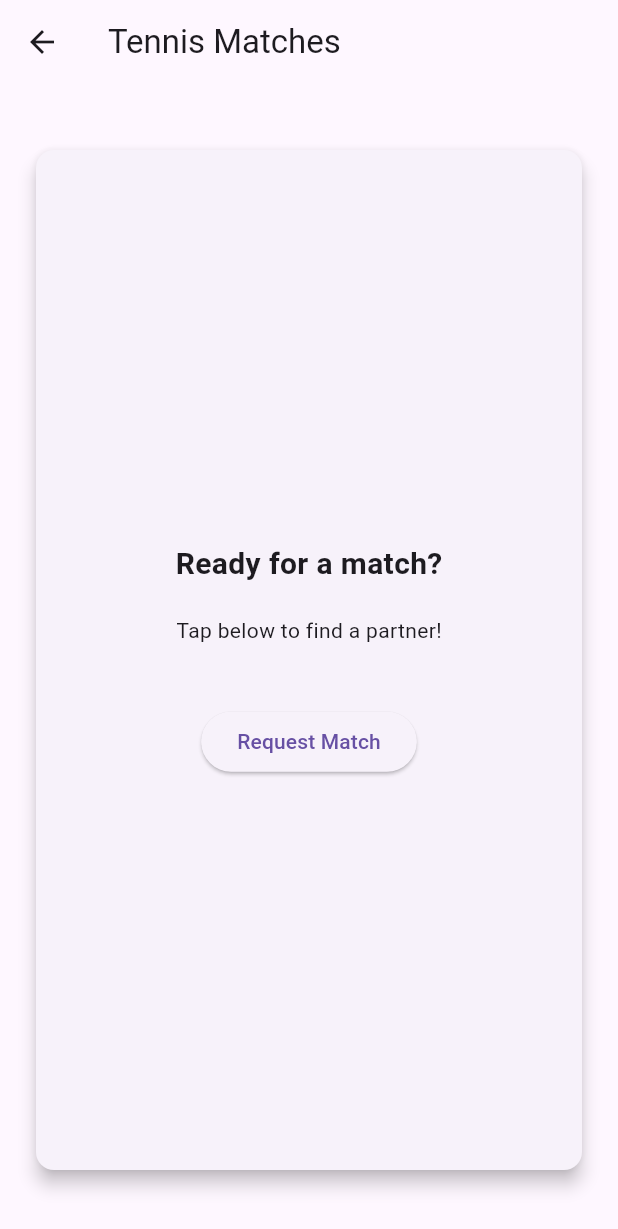
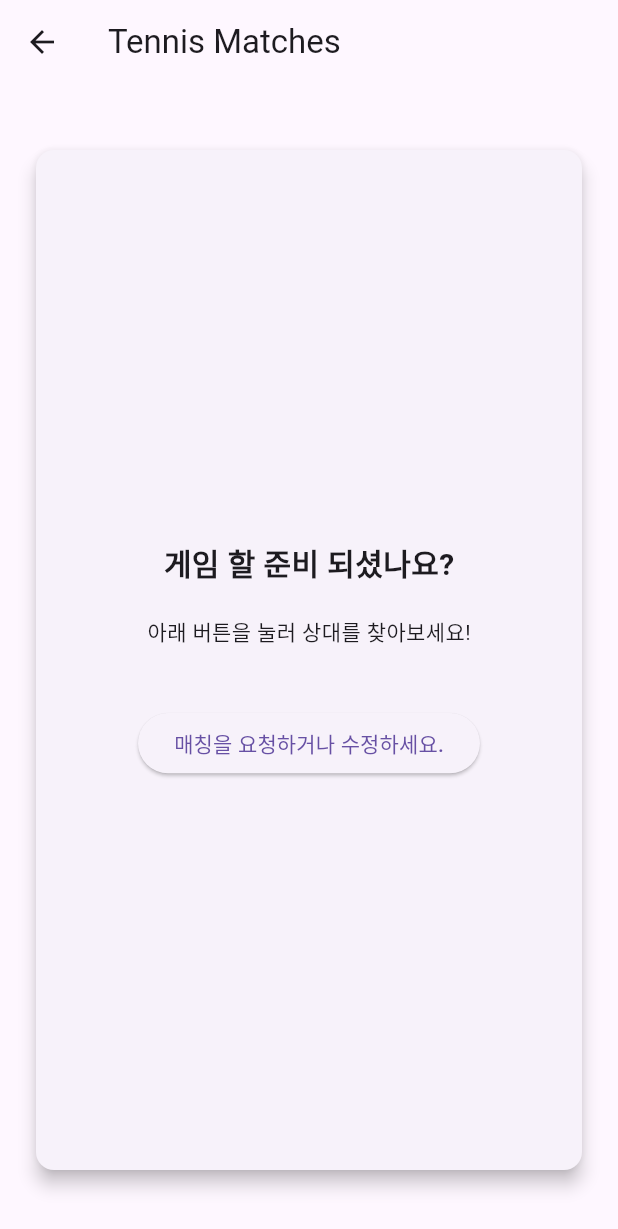
Before and after one commit to JolUpHoSoIn-sd24/tennisfunapp, a Flutter app: the MatchInfoScreen screen opened directly, on a phone screen of 412 x 824 dp. Shown: the top 1229 px of the screen. Run offline on Flutter 3.47's test engine with Material 3 defaults, Android fonts, the phone set to English and light mode, and no system bars; drawn by our look-alikes of flutter_card_swiper; our stand-ins replace shared_preferences; accounts and stored records are empty; network calls fail.

Commit message:
fear: Match result status

```diff
--- a/lib/components/prompt_card.dart
+++ b/lib/components/prompt_card.dart
@@ -27,7 +27,7 @@ class PromptCard extends StatelessWidget {
             SizedBox(height: 40),
             ElevatedButton(
               onPressed: onMatchRequest,
-              child: Text('Request Match'),
+              child: Text('매칭을 요청하거나 수정하세요.'),
             )
           ],
         ),
--- a/lib/screens/match/match_info_screen.dart
+++ b/lib/screens/match/match_info_screen.dart
@@ -3,6 +3,7 @@ import 'package:flutter_card_swiper/flutter_card_swiper.dart';
 import 'package:tennisfunapp/models/candidate_model.dart';
 import 'package:tennisfunapp/components/candidate_card.dart';
 import 'package:tennisfunapp/components/prompt_card.dart';
+import 'package:tennisfunapp/services/match_api_service.dart';
 
 class MatchInfoScreen extends StatefulWidget {
   const MatchInfoScreen({Key? key}) : super(key: key);
@@ -13,51 +14,56 @@ class MatchInfoScreen extends StatefulWidget {
 
 class _TennisMatchScreenState extends State<MatchInfoScreen> {
   final CardSwiperController controller = CardSwiperController();
+  final MatchApiService matchApiService = MatchApiService();
 
-  final List<CandidateModel> candidates = [
-    CandidateModel(name: "John Doe", skillLevel: "Advanced"),
-    CandidateModel(name: "Jane Smith", skillLevel: "Intermediate"),
-    CandidateModel(name: "Richard Roe", skillLevel: "Beginner"),
-  ];
+  final List<CandidateModel> candidates = [];
 
   final List<CandidateModel> prompt = [
     CandidateModel(
-        name: "Ready for a match?",
-        skillLevel: "Tap below to find a partner!",
+        name: "게임 할 준비 되셨나요?",
+        skillLevel: "아래 버튼을 눌러 상대를 찾아보세요!",
         isPrompt: true),
   ];
 
-  late List<Widget> cards;
+  List<Widget> cards = [];
 
   @override
   void initState() {
     super.initState();
-    // 여기에 조건을 추가하여 candidates 또는 prompt를 선택하도록 합니다.
-    bool isMatchRequestNeeded = true;
+    initializeMatchInfo();
+  }
+
+  void initializeMatchInfo() async {
+    bool isMatchRequestNeeded = await matchApiService.fetchMatchRequestStatus();
     List<CandidateModel> selectedList =
         isMatchRequestNeeded ? prompt : candidates;
 
-    // 리스트가 비어 있을 경우 기본 카드를 추가
     if (selectedList.isEmpty) {
       selectedList = [
         CandidateModel(
-            name: "No candidates available",
-            skillLevel: "Please check back later!",
+            name: "AI가 매칭작업을 수행중입니다.",
+            skillLevel: "잠시만 기다려주세요.",
             isPrompt: true),
       ];
     }
 
+    setState(() {
       cards = selectedList.map((candidate) {
         if (candidate.isPrompt) {
           return PromptCard(
               candidate: candidate,
-            onMatchRequest: () {
-              Navigator.pushNamed(context, '/match-request');
+              onMatchRequest: () async {
+                final result =
+                    await Navigator.pushNamed(context, '/match-request');
+                if (result != null && result == true) {
+                  initializeMatchInfo();
+                }
               });
         } else {
           return CandidateCard(candidate: candidate);
         }
       }).toList();
+    });
   }
 
   @override
@@ -68,6 +74,14 @@ class _TennisMatchScreenState extends State<MatchInfoScreen> {
 
   @override
   Widget build(BuildContext context) {
+    if (cards.isEmpty) {
+      // 데이터 로딩 중임을 사용자에게 알리는 위젯을 표시
+      return Scaffold(
+        appBar: AppBar(title: const Text('Tennis Matches')),
+        body: const Center(child: CircularProgressIndicator()),
+      );
+    }
+
     return Scaffold(
       appBar: AppBar(
         title: const Text('Tennis Matches'),
--- a/lib/screens/match/request_matching_page.dart
+++ b/lib/screens/match/request_matching_page.dart
@@ -362,7 +362,7 @@ class _RequestMatchingPageState extends State<RequestMatchingPage>
                 if (response.statusCode == 201) {
                   // 성공 처리 로직
                   print("매칭 정보 등록 성공: ${response.body}");
-                  Navigator.of(context).pop();
+                  Navigator.of(context).pop(true);
                 } else {
                   // 실패 처리 로직
                   print("요청 실패: ${response.body}");
```
Also changed, not shown: lib/services/match_api_service.dart (+23 -0 lines). Lines whose indentation alone changed are shown as unchanged.
